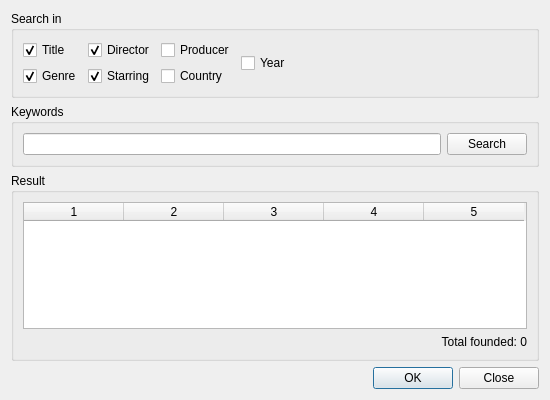
This is src/searchwindow.ui in eugene-melnik/alexandra as Qt 5 draws it before an edit. The edited form follows.
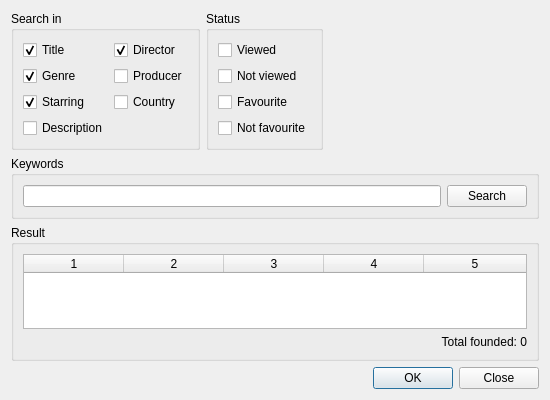
This is the edited form. Icons and pictures are not drawn.

```diff
--- a/src/searchwindow.ui
+++ b/src/searchwindow.ui
@@ -23,7 +23,9 @@
   <property name="modal">
    <bool>true</bool>
   </property>
-  <layout class="QVBoxLayout" name="verticalLayout_5" stretch="0,0,0,0">
+  <layout class="QVBoxLayout" name="verticalLayout_2">
+   <item>
+    <layout class="QHBoxLayout" name="horizontalLayout_3">
    <item>
     <widget class="QGroupBox" name="gbSearchIn">
      <property name="title">
@@ -52,6 +54,23 @@
           </property>
          </widget>
         </item>
+          <item>
+           <widget class="QCheckBox" name="cStarring">
+            <property name="text">
+             <string>Starring</string>
+            </property>
+            <property name="checked">
+             <bool>true</bool>
+            </property>
+           </widget>
+          </item>
+          <item>
+           <widget class="QCheckBox" name="cDescription">
+            <property name="text">
+             <string>Description</string>
+            </property>
+           </widget>
+          </item>
        </layout>
       </item>
       <item>
@@ -67,20 +86,6 @@
          </widget>
         </item>
         <item>
-         <widget class="QCheckBox" name="cStarring">
-          <property name="text">
-           <string>Starring</string>
-          </property>
-          <property name="checked">
-           <bool>true</bool>
-          </property>
-         </widget>
-        </item>
-       </layout>
-      </item>
-      <item>
-       <layout class="QVBoxLayout" name="vl3">
-        <item>
          <widget class="QCheckBox" name="cProducer">
           <property name="text">
            <string>Producer</string>
@@ -94,21 +99,67 @@
           </property>
          </widget>
         </item>
-       </layout>
-      </item>
+          <item>
+           <spacer name="verticalSpacer">
+            <property name="orientation">
+             <enum>Qt::Vertical</enum>
+            </property>
+            <property name="sizeHint" stdset="0">
+             <size>
+              <width>20</width>
+              <height>40</height>
+             </size>
+            </property>
+           </spacer>
+          </item>
+         </layout>
+        </item>
+       </layout>
+      </widget>
+     </item>
       <item>
-       <layout class="QVBoxLayout" name="vl4">
+      <widget class="QGroupBox" name="groupBox">
+       <property name="title">
+        <string>Status</string>
+       </property>
+       <layout class="QVBoxLayout" name="verticalLayout_3">
         <item>
-         <widget class="QCheckBox" name="cYear">
+         <layout class="QVBoxLayout" name="verticalLayout">
+          <item>
+           <widget class="QCheckBox" name="checkBox_2">
           <property name="text">
-           <string>Year</string>
+             <string>Viewed</string>
           </property>
          </widget>
         </item>
-       </layout>
-      </item>
+          <item>
+           <widget class="QCheckBox" name="checkBox">
+            <property name="text">
+             <string>Not viewed</string>
+            </property>
+           </widget>
+          </item>
+          <item>
+           <widget class="QCheckBox" name="checkBox_3">
+            <property name="text">
+             <string>Favourite</string>
+            </property>
+           </widget>
+          </item>
+          <item>
+           <widget class="QCheckBox" name="checkBox_4">
+            <property name="text">
+             <string>Not favourite</string>
+            </property>
+           </widget>
+          </item>
+         </layout>
+        </item>
+       </layout>
+      </widget>
+     </item>
       <item>
-       <spacer name="hsp1">
+      <spacer name="horizontalSpacer">
         <property name="orientation">
          <enum>Qt::Horizontal</enum>
         </property>
@@ -121,7 +172,6 @@
        </spacer>
       </item>
      </layout>
-    </widget>
    </item>
    <item>
     <widget class="QGroupBox" name="gbKeywords">
@@ -150,9 +200,27 @@
      <layout class="QVBoxLayout" name="verticalLayout_6">
       <item>
        <widget class="QTableWidget" name="twResult">
+        <property name="alternatingRowColors">
+         <bool>true</bool>
+        </property>
+        <property name="selectionMode">
+         <enum>QAbstractItemView::SingleSelection</enum>
+        </property>
+        <property name="selectionBehavior">
+         <enum>QAbstractItemView::SelectRows</enum>
+        </property>
+        <property name="sortingEnabled">
+         <bool>true</bool>
+        </property>
         <property name="columnCount">
          <number>5</number>
         </property>
+        <attribute name="horizontalHeaderStretchLastSection">
+         <bool>true</bool>
+        </attribute>
+        <attribute name="verticalHeaderDefaultSectionSize">
+         <number>20</number>
+        </attribute>
         <column/>
         <column/>
         <column/>
```
Lines whose indentation alone changed are shown as unchanged.
